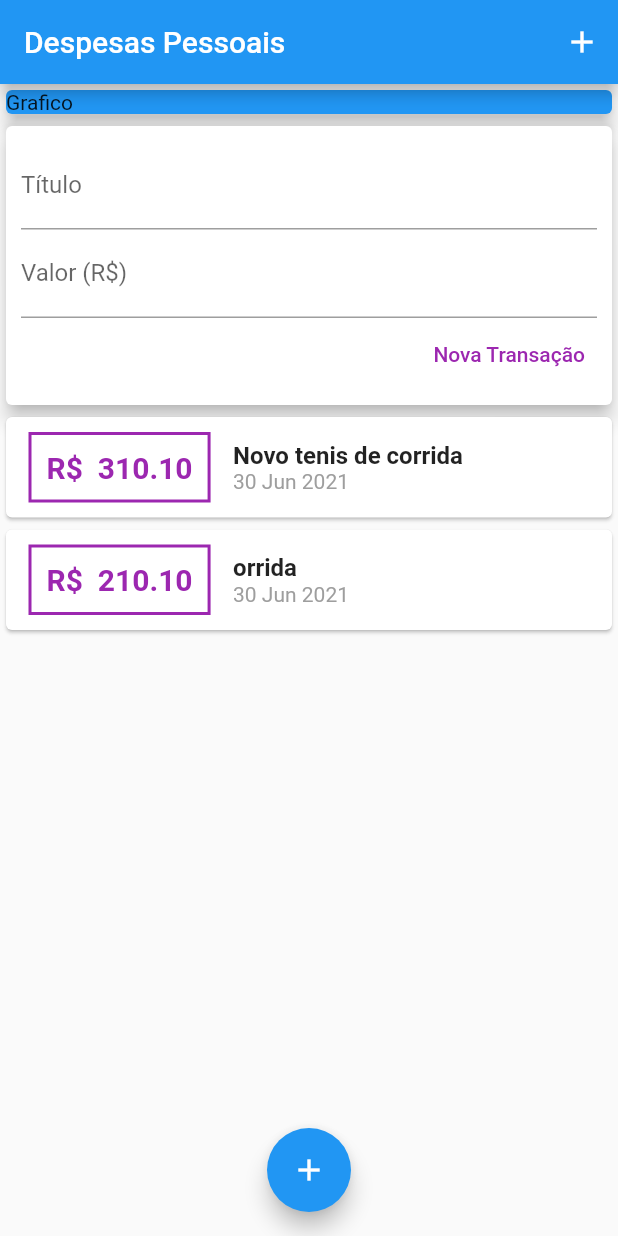
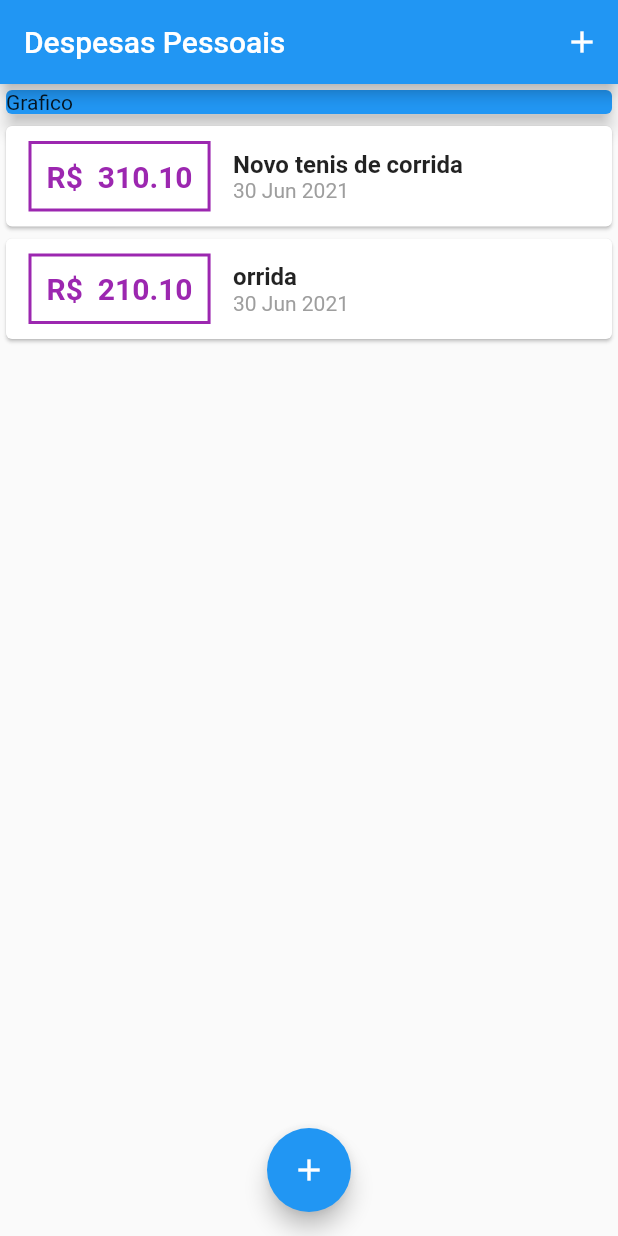
Before and after one commit to rudatorquato/Expenses, a Flutter app: the screen it shows after launch, on a phone screen of 412 x 824 dp. Run offline on Flutter 3.47's test engine with Material 2 defaults, Android fonts, the phone set to English and light mode, and no system bars.

```diff
--- a/lib/main.dart
+++ b/lib/main.dart
@@ -1,5 +1,8 @@
-import 'package:expenses/transaction/widgets/transaction_user_widget.dart';
+import 'package:expenses/shared/models/transaction_model.dart';
+import 'package:expenses/transaction/widgets/form/transaction_form_widget.dart';
 import 'package:flutter/material.dart';
+import 'dart:math';
+import 'package:expenses/transaction/widgets/list/transaction_list_widget.dart';
 
 void main() {
   runApp(ExpensesApp());
@@ -16,15 +19,63 @@ class ExpensesApp extends StatelessWidget {
   }
 }
 
-class MyHomePage extends StatelessWidget {
+class MyHomePage extends StatefulWidget {
   //const MyHomePage({Key? key}) : super(key: key);
+
+  @override
+  _MyHomePageState createState() => _MyHomePageState();
+}
+
+class _MyHomePageState extends State<MyHomePage> {
+  final _transactions = [
+    Transaction(
+      id: 't1',
+      title: 'Novo tenis de corrida',
+      value: 310.10,
+      date: DateTime.now(),
+    ),
+    Transaction(
+      id: 't2',
+      title: 'orrida',
+      value: 210.10,
+      date: DateTime.now(),
+    ),
+  ];
+
+  _addTransaction(String title, double value) {
+    final newTransaction = Transaction(
+      id: Random().nextDouble().toString(),
+      title: title,
+      value: value,
+      date: DateTime.now(),
+    );
+
+    setState(() {
+      _transactions.add(newTransaction);
+    });
+  }
+
+  _openTransactionFormModal(BuildContext context) {
+    showModalBottomSheet(
+        context: context,
+        builder: (_) {
+          // ignore: avoid_init_to_null
+          var onSubmit = null;
+          return TransactionForm(onSubmit);
+        });
+  }
 
   @override
   Widget build(BuildContext context) {
     return Scaffold(
       appBar: AppBar(
         title: Text('Despesas Pessoais'),
-        actions: [IconButton(onPressed: () {}, icon: Icon(Icons.add))],
+        actions: [
+          IconButton(
+            onPressed: () => _openTransactionFormModal(context),
+            icon: Icon(Icons.add),
+          ),
+        ],
       ),
       body: SingleChildScrollView(
         child: Column(
@@ -38,12 +89,12 @@ class MyHomePage extends StatelessWidget {
                 elevation: 5,
               ),
             ),
-            TransactionUser(),
+            TransactionList(transactions: _transactions),
           ],
         ),
       ),
       floatingActionButton: FloatingActionButton(
-        onPressed: () {},
+        onPressed: () => _openTransactionFormModal(context),
         child: Icon(Icons.add),
       ),
       floatingActionButtonLocation: FloatingActionButtonLocation.centerFloat,
```
